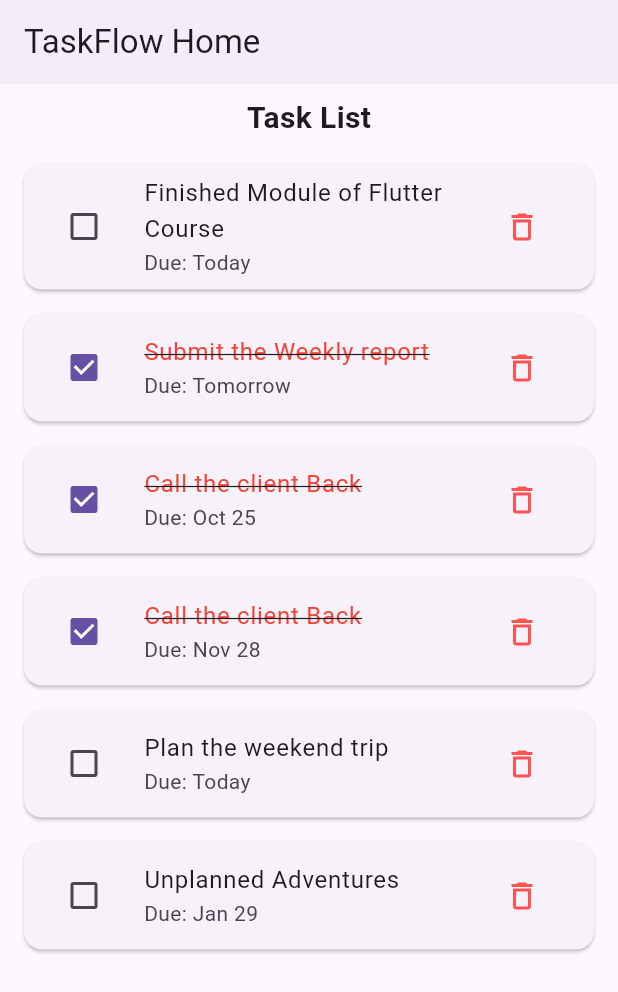
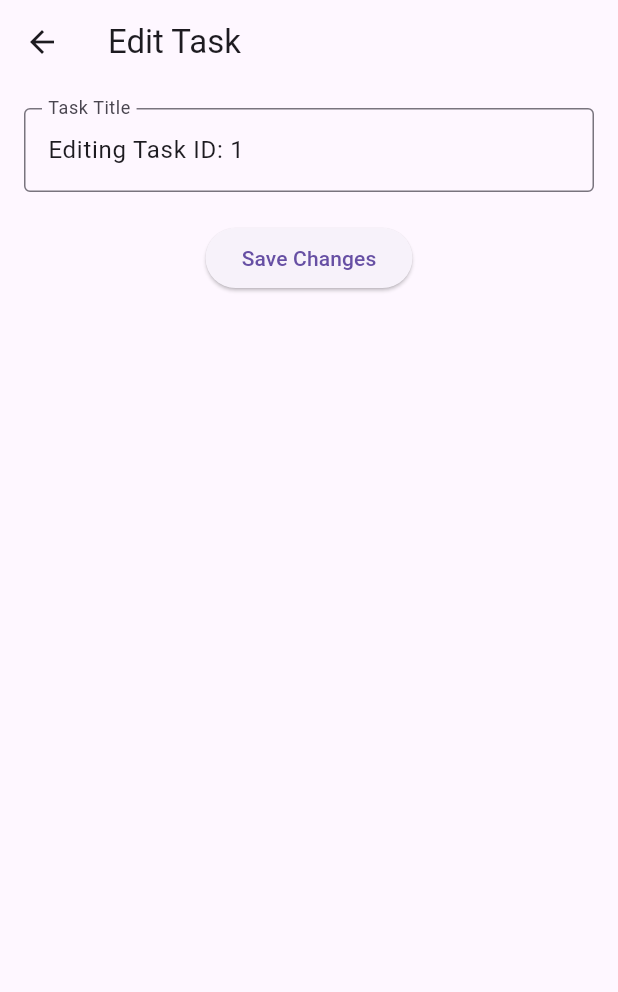
Before and after one commit to IdtDanny/mobile-july, a Flutter app: the screen it shows after launch, after a tap on "Finished Module of Flutter Course", on a phone screen of 412 x 824 dp. Shown: the top 992 px of the screen. Run offline on Flutter 3.47's test engine with Material 3 defaults, Android fonts, the phone set to English and light mode, and no system bars; our stand-ins replace go_router.

Commit message:
First Part 19th July

```diff
--- /dev/null
+++ b/taskflow/lib/app_router.dart
@@ -0,0 +1,17 @@
+import 'package:go_router/go_router.dart';
+import 'package:taskflow/homepage.dart';
+import 'package:taskflow/page/edit_task_page.dart';
+
+final appRoute = GoRouter(
+  initialLocation: '/',
+  routes: [
+    GoRoute(path: '/', builder: (context, state) => const HomePage()),
+    GoRoute(
+      path: '/task/:id',
+      builder: (context, state) {
+        final tId = state.pathParameters['id']!;
+        return EditTaskPage(taskId: tId);
+      },
+    ),
+  ],
+);
--- a/taskflow/lib/data/mock_data.dart
+++ b/taskflow/lib/data/mock_data.dart
@@ -7,28 +7,28 @@ List<Task> mockTask = [
     taskTitle: 'Finished Module of Flutter Course',
     description: 'description',
     dueDate: 'Today',
-    isCompleted: true,
+    isCompleted: false,
   ),
   Task(
     id: '2',
     taskTitle: 'Submit the Weekly report',
     description: 'description',
     dueDate: 'Tomorrow',
-    isCompleted: true,
+    isCompleted: false,
   ),
   Task(
     id: '3',
     taskTitle: 'Call the client Back',
     description: 'description',
     dueDate: 'Oct 25',
-    isCompleted: true,
+    isCompleted: false,
   ),
   Task(
     id: '4',
     taskTitle: 'Call the client Back',
     description: 'description',
     dueDate: 'Nov 28',
-    isCompleted: true,
+    isCompleted: false,
   ),
   Task(
     id: '5',
--- a/taskflow/lib/homepage.dart
+++ b/taskflow/lib/homepage.dart
@@ -1,6 +1,7 @@
 import 'package:flutter/material.dart';
 import 'package:taskflow/data/mock_data.dart';
 import 'package:taskflow/widgets/task_item.dart';
+import 'package:go_router/go_router.dart';
 
 class HomePage extends StatelessWidget {
   const HomePage({super.key});
@@ -9,8 +10,12 @@ class HomePage extends StatelessWidget {
   Widget build(BuildContext context) {
     return Scaffold(
       appBar: AppBar(elevation: 2, title: Text('TaskFlow Home')),
-
-      // body: Center(child: Text('No tasks yet..')),
+      floatingActionButton: FloatingActionButton(
+        onPressed: () {
+          context.push('/task/new');
+        },
+        child: Icon(Icons.add),
+      ),
       body: Column(
         children: [
           Padding(
--- a/taskflow/lib/main.dart
+++ b/taskflow/lib/main.dart
@@ -1,5 +1,5 @@
 import 'package:flutter/material.dart';
-import 'package:taskflow/homepage.dart';
+import 'package:taskflow/app_router.dart';
 
 void main() => runApp(const TaskFlowApp());
 
@@ -8,10 +8,11 @@ class TaskFlowApp extends StatelessWidget {
 
   @override
   Widget build(BuildContext context) {
-    return MaterialApp(
+    return MaterialApp.router(
+      routerConfig: appRoute,
       debugShowCheckedModeBanner: false,
       title: "TaskFlow",
-      home: HomePage(),
+      // home: HomePage(),
     );
   }
 }
--- /dev/null
+++ b/taskflow/lib/page/edit_task_page.dart
@@ -0,0 +1,58 @@
+import 'package:flutter/material.dart';
+
+class EditTaskPage extends StatefulWidget {
+  final String taskId;
+  const EditTaskPage({super.key, required this.taskId});
+
+  @override
+  State<EditTaskPage> createState() => _EditTaskPageState();
+}
+
+class _EditTaskPageState extends State<EditTaskPage> {
+  late final TextEditingController _titleController;
+  bool get _isCreatingNew => widget.taskId == 'new';
+
+  @override
+  void initState() {
+    super.initState();
+    _titleController = TextEditingController();
+    if (!_isCreatingNew) {
+      _titleController.text =
+          'Editing Task ID: ${widget.taskId}'; // Placeholder for loaded title
+    }
+  }
+
+  @override
+  void dispose() {
+    _titleController.dispose();
+    super.dispose();
+  }
+
+  @override
+  Widget build(BuildContext context) {
+    return Scaffold(
+      appBar: AppBar(
+        title: Text(_isCreatingNew ? 'Add New Task' : 'Edit Task'),
+      ),
+      body: Padding(
+        padding: const EdgeInsets.all(16.0),
+        child: Column(
+          children: [
+            TextField(
+              controller: _titleController,
+              decoration: InputDecoration(
+                labelText: 'Task Title',
+                border: OutlineInputBorder(),
+              ),
+            ),
+            const SizedBox(height: 20),
+            ElevatedButton(
+              onPressed: () {},
+              child: Text(_isCreatingNew ? 'Create Task' : 'Save Changes'),
+            ),
+          ],
+        ),
+      ),
+    );
+  }
+}
--- a/taskflow/lib/widgets/task_item.dart
+++ b/taskflow/lib/widgets/task_item.dart
@@ -1,5 +1,6 @@
 import 'package:flutter/material.dart';
 import 'package:taskflow/models/task.dart';
+import 'package:go_router/go_router.dart';
 
 class TaskItem extends StatefulWidget {
   final Task task;
@@ -47,10 +48,12 @@ class _TaskItemState extends State<TaskItem> {
           },
           icon: const Icon(Icons.delete_outline, color: Colors.redAccent),
         ),
+        // onTap: () {
+        //   setState(() {
+        //     _isChecked = !_isChecked;
+        //   });
         onTap: () {
-          setState(() {
-            _isChecked = !_isChecked;
-          });
+          context.push('/task/${widget.task.id}');
         },
       ),
     );
--- a/taskflow/pubspec.yaml
+++ b/taskflow/pubspec.yaml
@@ -34,6 +34,7 @@ dependencies:
   # The following adds the Cupertino Icons font to your application.
   # Use with the CupertinoIcons class for iOS style icons.
   cupertino_icons: ^1.0.8
+  go_router: ^16.0.0
 
 dev_dependencies:
   flutter_test:
```
Also changed, not shown: taskflow/pubspec.lock.
